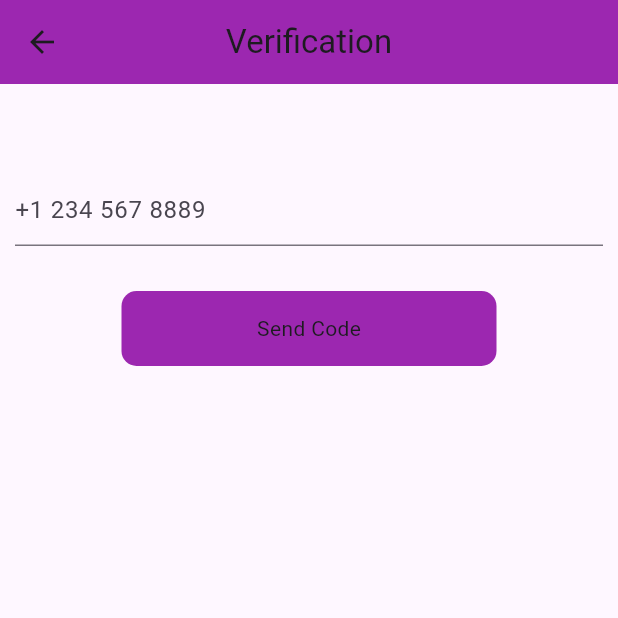
After one commit to Shammas512/Firebase_Learning, a Flutter app: the screen it shows after launch, after a tap on "Login With Phone", on a phone screen of 412 x 824 dp, the top half of it. The commit adds this screen. Run offline on Flutter 3.47's test engine with Material 3 defaults, Android fonts, the phone set to English and light mode, and no system bars; our stand-ins replace firebase_auth, firebase_core, firebase_database, google_sign_in; accounts and stored records are empty; network calls fail.

Commit message:
I done basic Chat app and Phone Verification

```diff
--- a/lib/Firebase _Login/login.dart
+++ b/lib/Firebase _Login/login.dart
@@ -1,5 +1,6 @@
 import 'package:firebase_learning/Firebase%20_Login/firebase_functions.dart';
 import 'package:firebase_learning/Firebase%20_Login/signup.dart';
+import 'package:firebase_learning/PhoneNumber_Verfication/phone_number.dart';
 import 'package:flutter/material.dart';
 
 class Login_page extends StatefulWidget {
@@ -26,8 +27,8 @@ class _Login_pageState extends State<Login_page> {
           shape: RoundedRectangleBorder(
             borderRadius: BorderRadius.vertical(
               bottom: Radius.circular(20), // Ye neeche curve add karega
-    ),)
             ),
+          )),
       body: Column(
         children: [
           Padding(
@@ -111,7 +112,9 @@ class _Login_pageState extends State<Login_page> {
                         await myclass().googleLog(context);
                       },
                       child: const Text("Continue With Google")),
-                     const SizedBox(height: 20,),
+                  const SizedBox(
+                    height: 20,
+                  ),
                   TextButton(
                       onPressed: () {
                         Navigator.push(
@@ -120,10 +123,25 @@ class _Login_pageState extends State<Login_page> {
                                 builder: (context) => const Signup_page()));
                       },
                       child: const Text("Create An Account")),
-
-                      const  SizedBox(height: 20,),
-
-
+                  const SizedBox(
+                    height: 20,
+                  ),
+                  GestureDetector(
+                    onTap: () {
+                      Navigator.push(
+                          context,
+                          MaterialPageRoute(
+                              builder: (context) => PhoneNumber()));
+                    },
+                    child: Container(
+                      height: 50,
+                      width: 250,
+                      decoration: BoxDecoration(
+                          borderRadius: BorderRadius.circular(50),
+                          border: Border.all(color: Colors.black)),
+                      child: Center(child: Text("Login With Phone")),
+                    ),
+                  )
                 ],
               ),
             ),
--- /dev/null
+++ b/lib/PhoneNumber_Verfication/phone_number.dart
@@ -0,0 +1,93 @@
+import 'package:firebase_auth/firebase_auth.dart';
+import 'package:firebase_learning/PhoneNumber_Verfication/code_verification.dart';
+import 'package:flutter/material.dart';
+
+class PhoneNumber extends StatefulWidget {
+  const PhoneNumber({super.key});
+
+  @override
+  State<PhoneNumber> createState() => _PhoneNumberState();
+}
+
+class _PhoneNumberState extends State<PhoneNumber> {
+  bool load = false;
+  final numbercont = TextEditingController();
+  final _auth = FirebaseAuth.instance;
+  @override
+  Widget build(BuildContext context) {
+    return Scaffold(
+      appBar: AppBar(
+        title: Text("Verification"),
+        centerTitle: true,
+        backgroundColor: Colors.purple,
+      ),
+      body: Padding(
+        padding: EdgeInsets.all(10),
+        child: Column(
+          children: [
+            const SizedBox(
+              height: 50,
+            ),
+            TextFormField(
+              controller: numbercont,
+
+              decoration: InputDecoration(hintText: "+1 234 567 8889"),
+            ),
+            const SizedBox(
+              height: 30,
+            ),
+            GestureDetector(
+              onTap: () {
+                setState(() {
+                  load = true;
+                });
+                _auth.verifyPhoneNumber(
+                    phoneNumber: numbercont.text.toString(),
+                    verificationCompleted: (_) {
+                      setState(() {
+                        load = false;
+                      });
+                    },
+                    verificationFailed: (e) {
+                      setState(() {
+                        load = false;
+                      });
+                      print(e.toString());
+                    },
+                    codeSent: (String verificationId, int? token) {
+                      setState(() {
+                        load = false;
+                      });
+                      Navigator.push(
+                          context,
+                          MaterialPageRoute(
+                              builder: (context) =>
+                                  CodeVerification(id: verificationId)));
+                    },
+                    codeAutoRetrievalTimeout: (e) {
+                      setState(() {
+                        load = false;
+                      });
+                      print(e.toString());
+                    });
+              },
+              child: Container(
+                decoration: BoxDecoration(
+                  borderRadius: BorderRadius.circular(10),
+                  color: Colors.purple,
+                ),
+                height: 50,
+                width: 250,
+                child: Center(
+                  child: load
+                      ? const CircularProgressIndicator()
+                      : Text("Send Code"),
+                ),
+              ),
+            )
+          ],
+        ),
+      ),
+    );
+  }
+}
--- a/lib/main.dart
+++ b/lib/main.dart
@@ -1,5 +1,6 @@
 import 'package:firebase_core/firebase_core.dart';
 import 'package:firebase_learning/Firebase%20_Login/login.dart';
+import 'package:firebase_learning/Firebase_Realtime/post_data.dart';
 import 'package:flutter/material.dart';
 
 void main() async {
--- a/pubspec.yaml
+++ b/pubspec.yaml
@@ -37,6 +37,7 @@ dependencies:
   firebase_core: ^3.8.0
   firebase_auth: ^5.3.3
   google_sign_in: ^6.2.2
+  firebase_database: ^11.3.1
 
 dev_dependencies:
   flutter_test:
```
Also changed, not shown: lib/Firebase _Login/firebase_functions.dart (+11 -4 lines), lib/Firebase _Login/home.dart (+98 -17 lines), lib/Firebase_Realtime/post_data.dart (added, +97 -0 lines), lib/PhoneNumber_Verfication/code_verification.dart (added, +70 -0 lines), pubspec.lock, 1 other file. Lines whose indentation alone changed are shown as unchanged.
